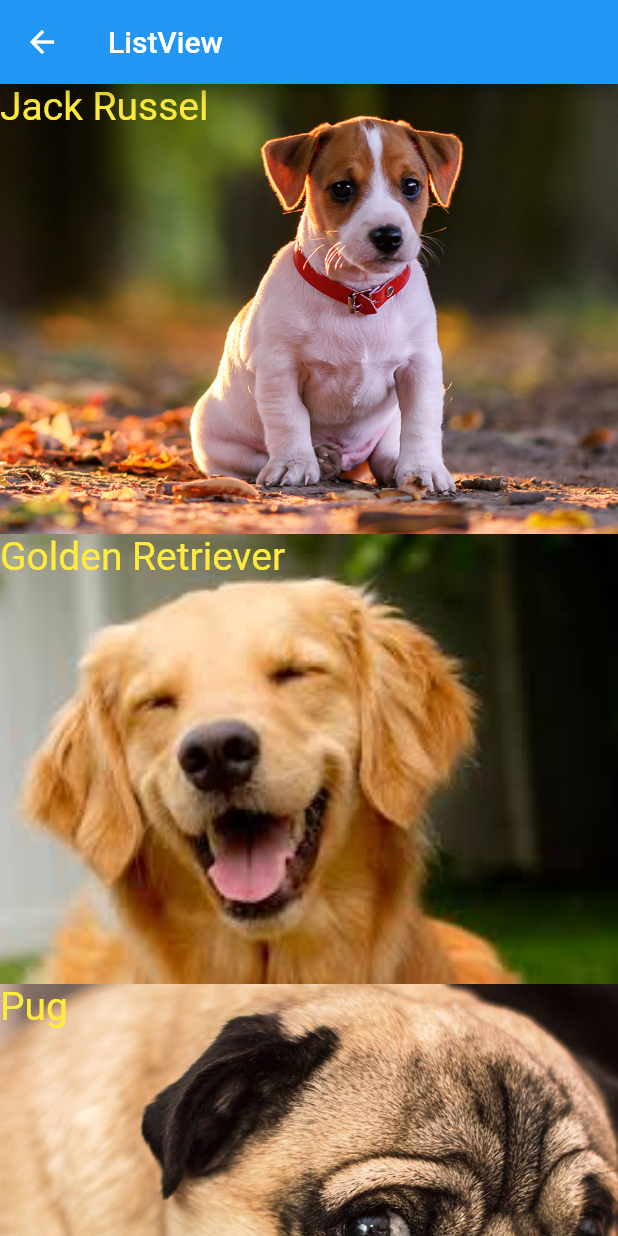
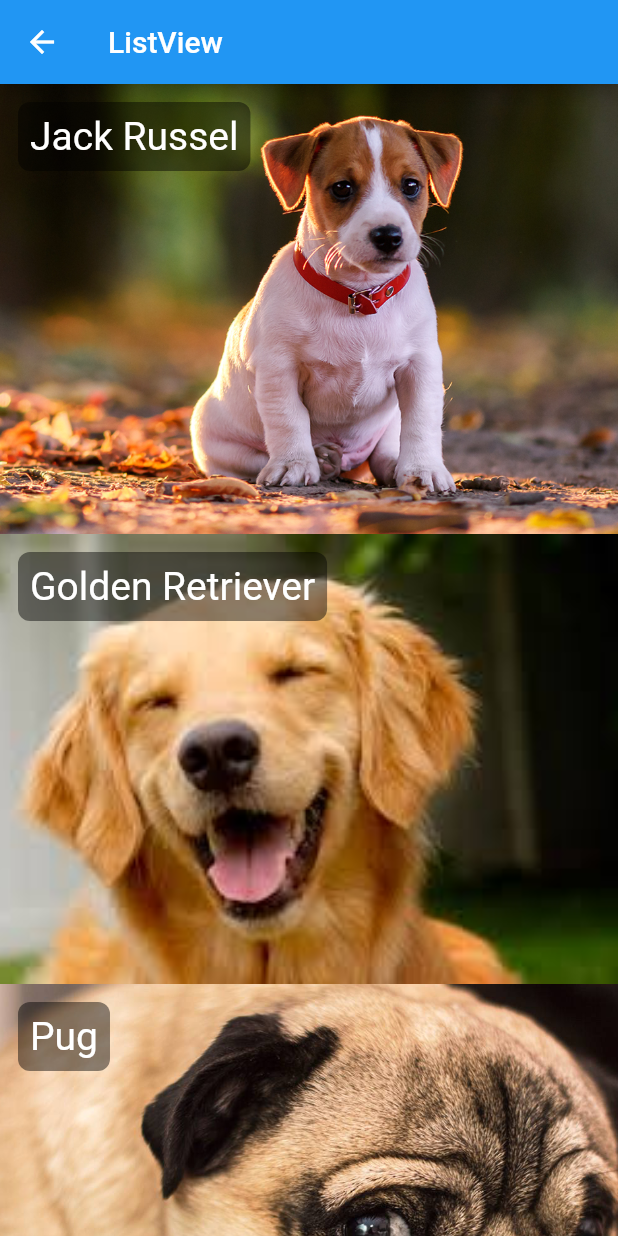
Before and after one commit to tGeanezini/flutter_example, a Flutter app: the HelloListView screen opened directly, on a phone screen of 412 x 824 dp. Run offline on Flutter 3.47's test engine with Material 2 defaults, Android fonts, the phone set to English and light mode, and no system bars.

Commit message:
Add decoration

```diff
--- a/lib/pages/hello_list_view.dart
+++ b/lib/pages/hello_list_view.dart
@@ -31,11 +31,20 @@ class HelloListView extends StatelessWidget {
           children: <Widget>[
             _img(dog.photo),
             Container(
-              child: Text(
-                dog.name,
-                style: TextStyle(
-                  fontSize: 26,
-                  color: Colors.yellow,
+              alignment: Alignment.topLeft,
+              child: Container(
+                margin: EdgeInsets.all(12),
+                padding: EdgeInsets.all(8),
+                decoration: BoxDecoration(
+                  color: Colors.black45,
+                  borderRadius: BorderRadius.circular(8),
+                ),
+                child: Text(
+                  dog.name,
+                  style: TextStyle(
+                    fontSize: 26,
+                    color: Colors.white,
+                  ),
                 ),
               ),
             ),
```
